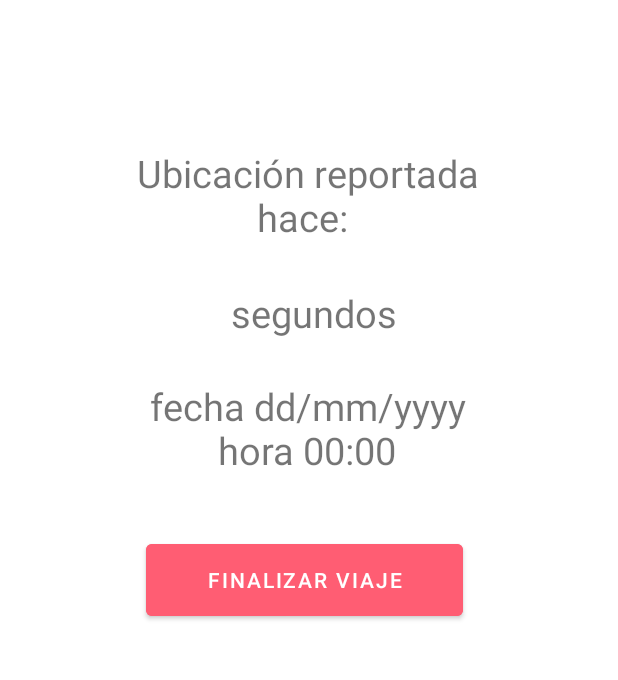
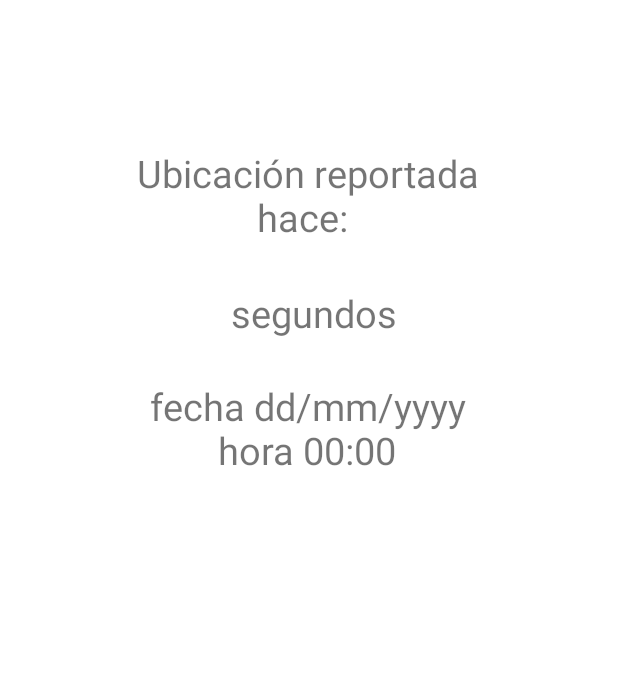
Before and after one commit to Andy0914/MineraGps, an Android app: the screen it shows after launch (MainActivity), on a phone screen of 412 x 824 dp, the part 234-914 px from its top. Run offline under Robolectric (Android 15) with nearby library versions, the phone set to English and light mode, and no system bars.

```diff
--- a/app/build.gradle
+++ b/app/build.gradle
@@ -34,6 +34,7 @@ android {
 
 dependencies {
 
+    implementation 'com.google.code.gson:gson:2.8.5'
     implementation 'androidx.core:core-ktx:1.7.0'
     implementation 'androidx.appcompat:appcompat:1.4.1'
     implementation 'com.google.android.material:material:1.6.0'
--- a/app/src/main/AndroidManifest.xml
+++ b/app/src/main/AndroidManifest.xml
@@ -4,12 +4,14 @@
     <uses-permission android:name="android.permission.ACCESS_COARSE_LOCATION" />
     <uses-permission android:name="android.permission.ACCESS_FINE_LOCATION" />
     <uses-permission android:name="android.permission.ACCESS_BACKGROUND_LOCATION" />
+    <uses-permission android:name="android.permission.INTERNET" />
     <application
         android:allowBackup="true"
         android:icon="@mipmap/ic_launcher"
         android:label="@string/app_name"
         android:roundIcon="@mipmap/ic_launcher_round"
         android:supportsRtl="true"
+        android:networkSecurityConfig="@xml/network_security_config"
         android:theme="@style/Theme.Minera_gps">
         <activity
             android:name=".ReportarMaterialActivity"
--- a/app/src/main/res/layout/activity_main.xml
+++ b/app/src/main/res/layout/activity_main.xml
@@ -5,20 +5,6 @@
     android:layout_width="match_parent"
     android:layout_height="match_parent"
     tools:context=".MainActivity">
-
-    <Button
-        android:id="@+id/button"
-        android:layout_width="wrap_content"
-        android:layout_height="60dp"
-        android:layout_below="@+id/tiempo"
-        android:layout_alignParentStart="true"
-        android:layout_alignParentEnd="true"
-        android:layout_marginStart="97dp"
-        android:layout_marginTop="39dp"
-        android:layout_marginEnd="103dp"
-        android:backgroundTint="@color/pink"
-        android:radius="30dp"
-        android:text="Finalizar viaje" />
 
     <TextView
         android:id="@+id/ubicacion"
```
Also changed, not shown: app/src/main/java/urias/andres/minera_gps/MainActivity.kt (+50 -18 lines), app/src/main/java/urias/andres/minera_gps/ReportarUbicacionJson.kt (added, +7 -0 lines), app/src/main/res/xml/network_security_config.xml (added, +7 -0 lines).
